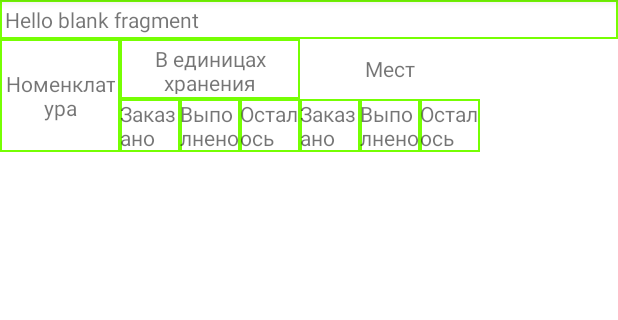
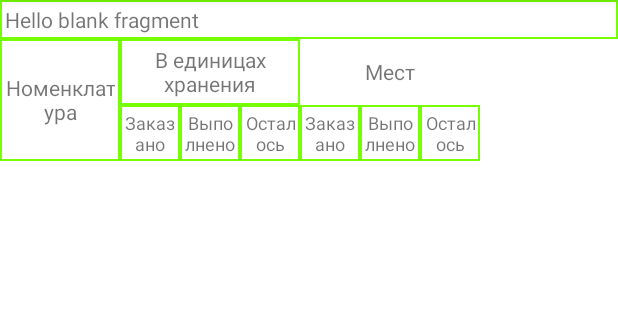
Before and after one commit to AsyaT/ZebraScanner, an Android app: the fragment ProgressOrderFragment shown on its own in the app's theme, on a phone screen of 412 x 824 dp, the part 84-404 px from its top. Run offline under Robolectric (Android 15) with nearby library versions, the phone set to English and light mode, and no system bars; 4 statements that could not run were skipped.

Commit message:
OrderParsing - fix progress table

```diff
--- a/app/src/main/java/ru/zferma/zebrascanner/ProgressOrderFragment.java
+++ b/app/src/main/java/ru/zferma/zebrascanner/ProgressOrderFragment.java
@@ -2,6 +2,7 @@ package ru.zferma.zebrascanner;
 
 import android.os.Bundle;
 import android.support.v4.app.Fragment;
+import android.view.Gravity;
 import android.view.LayoutInflater;
 import android.view.View;
 import android.view.ViewGroup;
@@ -47,6 +48,7 @@ public class ProgressOrderFragment extends Fragment {
 
                 TextView txtView = new TextView(getActivity());
                 txtView.setLayoutParams(new TableRow.LayoutParams(120, TableRow.LayoutParams.WRAP_CONTENT));
+                txtView.setTextSize(10);
                 txtView.setText(
                         appState.productStructureModel.FindProductByGuid(product.GetProductGuid()) +
                                 "\n" +
@@ -58,17 +60,20 @@ public class ProgressOrderFragment extends Fragment {
 
                 TextView txtOrderd = new TextView(getActivity());
                 txtOrderd.setLayoutParams(new TableRow.LayoutParams(60, TableRow.LayoutParams.MATCH_PARENT));
+                txtOrderd.setGravity(Gravity.CENTER);
                 txtOrderd.setText(product.OrderedInKilos().toString());
                 txtOrderd.setBackgroundResource(R.drawable.textviewborder);
 
                 TextView txtExecuted = new TextView(getActivity());
                 txtExecuted.setLayoutParams(new TableRow.LayoutParams(60, TableRow.LayoutParams.MATCH_PARENT));
+                txtExecuted.setGravity(Gravity.CENTER);
                 Double finalSum = product.DoneInKilos() + doneKilos;
                 txtExecuted.setText(finalSum.toString());
                 txtExecuted.setBackgroundResource(R.drawable.textviewborder);
 
                 TextView txtLeft = new TextView(getActivity());
                 txtLeft.setLayoutParams(new TableRow.LayoutParams(60, TableRow.LayoutParams.MATCH_PARENT));
+                txtLeft.setGravity(Gravity.CENTER);
                 Double finalDiff = product.LeftInKilos() - doneKilos;
                 txtLeft.setText(finalDiff.toString());
                 txtLeft.setBackgroundResource(R.drawable.textviewborder);
@@ -82,17 +87,20 @@ public class ProgressOrderFragment extends Fragment {
 
                 TextView txtOrderedPieces = new TextView(getActivity());
                 txtOrderedPieces.setLayoutParams(new TableRow.LayoutParams(60, TableRow.LayoutParams.MATCH_PARENT));
+                txtOrderedPieces.setGravity(Gravity.CENTER);
                 txtOrderedPieces.setText(product.OrderedInItems().toString());
                 txtOrderedPieces.setBackgroundResource(R.drawable.textviewborder);
 
                 TextView txtExecutedPieces = new TextView(getActivity());
                 txtExecutedPieces.setLayoutParams(new TableRow.LayoutParams(60, TableRow.LayoutParams.MATCH_PARENT));
+                txtExecutedPieces.setGravity(Gravity.CENTER);
                 Integer finalSumItems = product.DoneInItems() + doneItems;
                 txtExecutedPieces.setText(finalSumItems.toString());
                 txtExecutedPieces.setBackgroundResource(R.drawable.textviewborder);
 
                 TextView txtLeftPieces = new TextView(getActivity());
                 txtLeftPieces.setLayoutParams(new TableRow.LayoutParams(60, TableRow.LayoutParams.MATCH_PARENT));
+                txtLeftPieces.setGravity(Gravity.CENTER);
                 Integer finalDiffItems = product.LeftInItems() - doneItems;
                 txtLeftPieces.setText(finalDiffItems.toString());
                 txtLeftPieces.setBackgroundResource(R.drawable.textviewborder);
--- a/app/src/main/res/layout/fragment_progress_order.xml
+++ b/app/src/main/res/layout/fragment_progress_order.xml
@@ -46,7 +46,7 @@
                         <TextView
                             android:id="@+id/textView4"
                             android:layout_width="match_parent"
-                            android:layout_height="40dp"
+                            android:layout_height="44dp"
                             android:background="@drawable/textviewborder"
                             android:gravity="center"
                             android:padding="3dp"
@@ -62,21 +62,30 @@
                                 android:layout_width="40dp"
                                 android:layout_height="wrap_content"
                                 android:background="@drawable/textviewborder"
-                                android:text="Заказано" />
+                                android:gravity="center"
+                                android:padding="3dp"
+                                android:text="Заказано"
+                                android:textSize="12sp" />
 
                             <TextView
                                 android:id="@+id/txtTableExecuted"
                                 android:layout_width="40dp"
                                 android:layout_height="wrap_content"
                                 android:background="@drawable/textviewborder"
-                                android:text="Выполнено" />
+                                android:gravity="center"
+                                android:padding="3dp"
+                                android:text="Выполнено"
+                                android:textSize="12sp" />
 
                             <TextView
                                 android:id="@+id/txtLeft"
                                 android:layout_width="40dp"
                                 android:layout_height="wrap_content"
                                 android:background="@drawable/textviewborder"
-                                android:text="Осталось" />
+                                android:gravity="center"
+                                android:padding="3dp"
+                                android:text="Осталось"
+                                android:textSize="12sp" />
                         </LinearLayout>
                     </LinearLayout>
 
@@ -88,7 +97,7 @@
                         <TextView
                             android:id="@+id/textView5"
                             android:layout_width="match_parent"
-                            android:layout_height="40dp"
+                            android:layout_height="44dp"
                             android:gravity="center"
                             android:padding="3dp"
                             android:text="Мест" />
@@ -104,7 +113,10 @@
                                 android:layout_height="wrap_content"
                                 android:layout_weight="1"
                                 android:background="@drawable/textviewborder"
-                                android:text="Заказано" />
+                                android:gravity="center"
+                                android:padding="3dp"
+                                android:text="Заказано"
+                                android:textSize="12sp" />
 
                             <TextView
                                 android:id="@+id/txtTableExecuted2"
@@ -112,7 +124,10 @@
                                 android:layout_height="wrap_content"
                                 android:layout_weight="1"
                                 android:background="@drawable/textviewborder"
-                                android:text="Выполнено" />
+                                android:gravity="center"
+                                android:padding="3dp"
+                                android:text="Выполнено"
+                                android:textSize="12sp" />
 
                             <TextView
                                 android:id="@+id/txtLeft2"
@@ -120,7 +135,10 @@
                                 android:layout_height="wrap_content"
                                 android:layout_weight="1"
                                 android:background="@drawable/textviewborder"
-                                android:text="Осталось" />
+                                android:gravity="center"
+                                android:padding="3dp"
+                                android:text="Осталось"
+                                android:textSize="12sp" />
                         </LinearLayout>
                     </LinearLayout>
 
```
